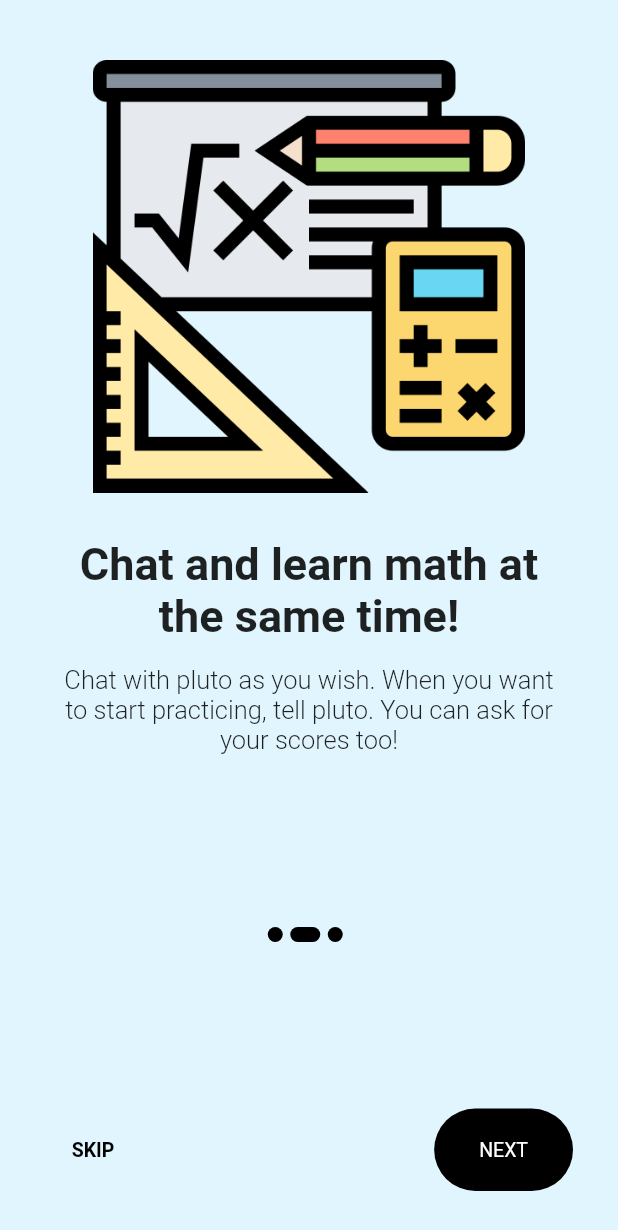
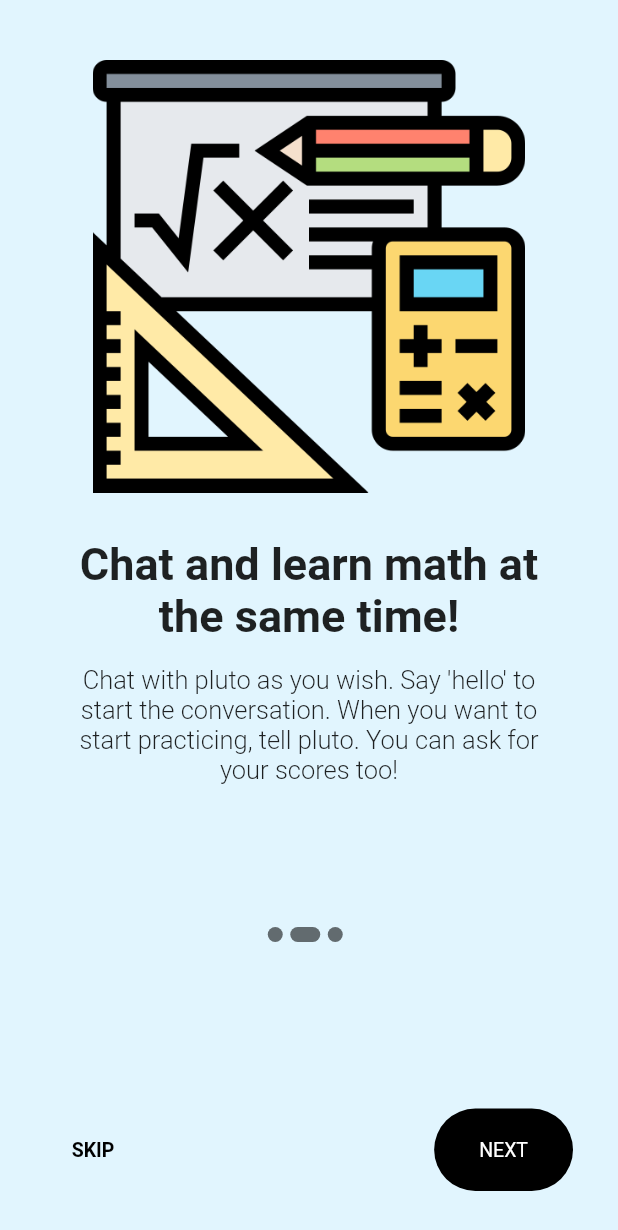
Before and after one commit to emankashif01/pluto, a Flutter app: the screen it shows after launch, swiped to page 2, on a phone screen of 412 x 824 dp. Shown: the top 1230 px of the screen. Run offline on Flutter 3.47's test engine with Material 2 defaults, Android fonts, the phone set to English and light mode, and no system bars; our stand-ins replace bubble; missing offline and left inert: flutter_dialogflow; Roboto replaces fonts that are missing (Mulish).

Commit message:
Final Defense

```diff
--- a/lib/chatbox.dart
+++ b/lib/chatbox.dart
@@ -10,7 +10,7 @@ class ChatBox extends StatefulWidget {
 class _MyAppState extends State<ChatBox> {
   void response(query) async {
     AuthGoogle authGoogle = await AuthGoogle(
-            fileJson: "assets/dialog_flow_auth.json")
+            fileJson: "assets/dialogflowauth.json")
         .build();
     Dialogflow dialogflow =
         Dialogflow(authGoogle: authGoogle, language: Language.english);
@@ -34,7 +34,6 @@ class _MyAppState extends State<ChatBox> {
           "Pluto",
         ),
         backgroundColor: Colors.teal[700],
-
       ),
       body: Container(
         child: Column(
@@ -48,7 +47,7 @@ class _MyAppState extends State<ChatBox> {
                         messsages[index]["data"]))),
             Divider(
               height: 5.0,
-              color: Colors.deepOrange,
+              color: Colors.teal,
             ),
             Container(
               padding: EdgeInsets.only(left: 15.0, right: 15.0),
@@ -115,6 +114,7 @@ class _MyAppState extends State<ChatBox> {
               mainAxisSize: MainAxisSize.min,
               children: <Widget>[
                 CircleAvatar(
+                  backgroundColor: Colors.transparent,
                   backgroundImage: AssetImage(
                       data == 0 ? "assets/plutobot.png" : "assets/user2.png"),
                 ),
--- a/lib/main2.dart
+++ b/lib/main.dart
@@ -1,3 +1,4 @@
+
 import 'package:flutter/material.dart';
 import 'onboarding_screen.dart';
 
--- a/lib/onboarding_contents.dart
+++ b/lib/onboarding_contents.dart
@@ -20,7 +20,7 @@ List<OnboardingContents> contents = [
     title: "Chat and learn math at the same time!",
     image: "assets/calculating.png",
     desc:
-    "Chat with pluto as you wish. When you want to start practicing, tell pluto. You can ask for your scores too!"
+    "Chat with pluto as you wish. Say 'hello' to start the conversation. When you want to start practicing, tell pluto. You can ask for your scores too!"
   ),
   OnboardingContents(
     title: "Don't forget to have fun!",
--- a/lib/onboarding_screen.dart
+++ b/lib/onboarding_screen.dart
@@ -22,7 +22,7 @@ class _OnboardingScreenState extends State<OnboardingScreen> {
 
   int _currentPage = 0;
   List colors = const [
-    Color(0xffFFE5DE),
+    Color(0xdfffffff),
     Color(0xFFE1F5FE),
     Color(0xffDCF6E6),
   ];
@@ -36,7 +36,7 @@ class _OnboardingScreenState extends State<OnboardingScreen> {
         borderRadius: BorderRadius.all(
           Radius.circular(50),
         ),
-        color: Color(0xFF000000),
+        color: Color(0x90000000),
       ),
       margin: const EdgeInsets.only(right: 5),
       height: 10,
@@ -123,7 +123,7 @@ class _OnboardingScreenState extends State<OnboardingScreen> {
                       },
                       child: const Text("START"),
                       style: ElevatedButton.styleFrom(
-                        primary : Colors.black,
+                        backgroundColor : Colors.black,
                         shape: RoundedRectangleBorder(
                           borderRadius: BorderRadius.circular(50),
                         ),
@@ -167,7 +167,7 @@ class _OnboardingScreenState extends State<OnboardingScreen> {
                           },
                           child: const Text("NEXT"),
                           style: ElevatedButton.styleFrom(
-                            primary: Colors.black,
+                            backgroundColor: Colors.black,
                             shape: RoundedRectangleBorder(
                               borderRadius: BorderRadius.circular(50),
                             ),
```
Also changed, not shown: pubspec.yaml (+19 -1 lines), 18 other files.
